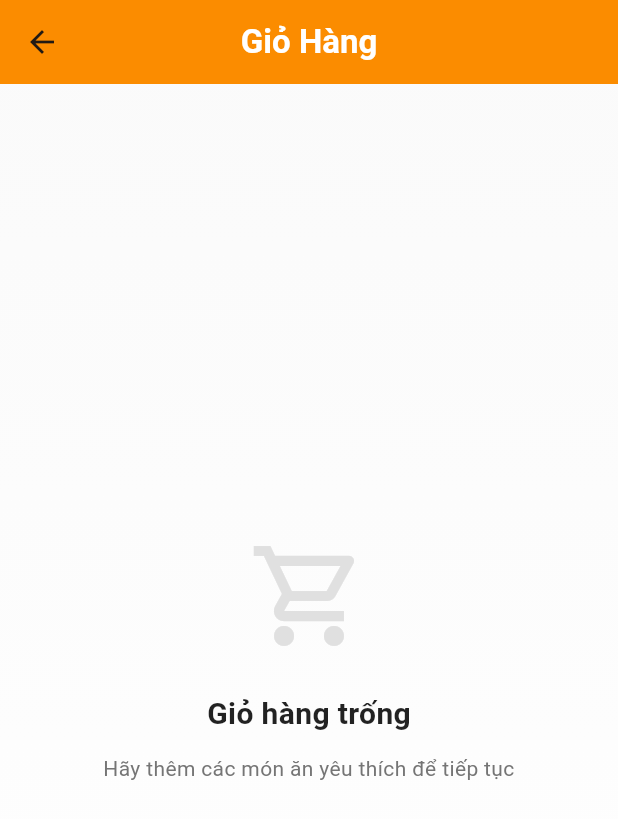
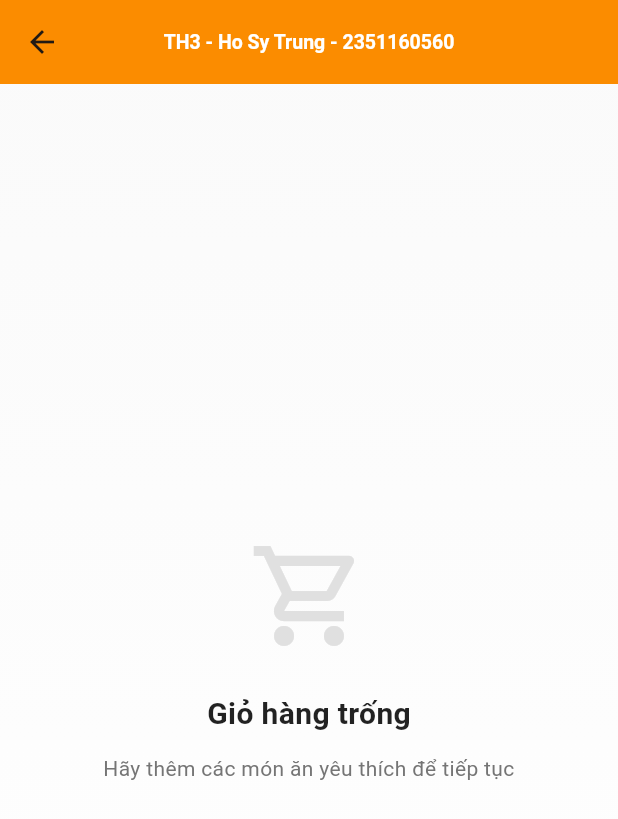
Before and after one commit to Trung77x/foodorder_application_1, a Flutter app: the CartScreen screen opened directly, on a phone screen of 412 x 824 dp. Shown: the top 819 px of the screen. Run offline on Flutter 3.47's test engine with Material 3 defaults, Android fonts, the phone set to English and light mode, and no system bars; our stand-ins replace cached_network_image, shared_preferences; accounts and stored records are empty; network calls fail.

Commit message:
TH3 - Ho Sy Trung - 2351160560: Update all AppBar titles with student identification

```diff
--- a/lib/screens/cart/cart_screen.dart
+++ b/lib/screens/cart/cart_screen.dart
@@ -32,10 +32,11 @@ class _CartScreenState extends State<CartScreen> {
                     elevation: 0,
                     pinned: true,
                     title: const Text(
-                      'Giỏ Hàng',
+                      'TH3 - Ho Sy Trung - 2351160560',
                       style: TextStyle(
                         fontWeight: FontWeight.w700,
                         color: Colors.white,
+                        fontSize: 13,
                       ),
                     ),
                     centerTitle: true,
@@ -97,9 +98,9 @@ class _CartScreenState extends State<CartScreen> {
                     16,
                   ),
                   child: const Text(
-                    'Giỏ Hàng',
+                    'TH3 - Ho Sy Trung - 2351160560',
                     style: TextStyle(
-                      fontSize: 32,
+                      fontSize: 18,
                       fontWeight: FontWeight.w800,
                       color: Colors.white,
                       letterSpacing: 0.5,
--- a/lib/screens/cart/checkout_screen.dart
+++ b/lib/screens/cart/checkout_screen.dart
@@ -69,9 +69,9 @@ class _CheckoutScreenState extends State<CheckoutScreen> {
                     child: const Align(
                       alignment: Alignment.centerLeft,
                       child: Text(
-                        'Thanh Toán',
+                        'TH3 - Ho Sy Trung - 2351160560',
                         style: TextStyle(
-                          fontSize: 28,
+                          fontSize: 16,
                           fontWeight: FontWeight.w800,
                           color: Colors.white,
                           letterSpacing: 0.5,
--- a/lib/screens/home/menu_screen.dart
+++ b/lib/screens/home/menu_screen.dart
@@ -64,9 +64,9 @@ class _MenuScreenState extends State<MenuScreen> {
                       crossAxisAlignment: CrossAxisAlignment.start,
                       children: [
                         const Text(
-                          'Order Food',
+                          'TH3 - Ho Sy Trung - 2351160560',
                           style: TextStyle(
-                            fontSize: 32,
+                            fontSize: 18,
                             fontWeight: FontWeight.w800,
                             color: Colors.white,
                             letterSpacing: 0.5,
--- a/lib/screens/orders/orders_screen.dart
+++ b/lib/screens/orders/orders_screen.dart
@@ -39,10 +39,11 @@ class _OrdersScreenState extends State<OrdersScreen> {
                     elevation: 0,
                     pinned: true,
                     title: const Text(
-                      'Đơn Hàng Của Tôi',
+                      'TH3 - Ho Sy Trung - 2351160560',
                       style: TextStyle(
                         fontWeight: FontWeight.w700,
                         color: Colors.white,
+                        fontSize: 13,
                       ),
                     ),
                     centerTitle: true,
@@ -116,9 +117,9 @@ class _OrdersScreenState extends State<OrdersScreen> {
                         child: const Align(
                           alignment: Alignment.centerLeft,
                           child: Text(
-                            'Đơn Hàng',
+                            'TH3 - Ho Sy Trung - 2351160560',
                             style: TextStyle(
-                              fontSize: 32,
+                              fontSize: 16,
                               fontWeight: FontWeight.w800,
                               color: Colors.white,
                               letterSpacing: 0.5,
```
Also changed, not shown: lib/screens/home/food_detail_screen.dart (+9 -0 lines), lib/screens/profile/profile_screen.dart (+10 -0 lines).
